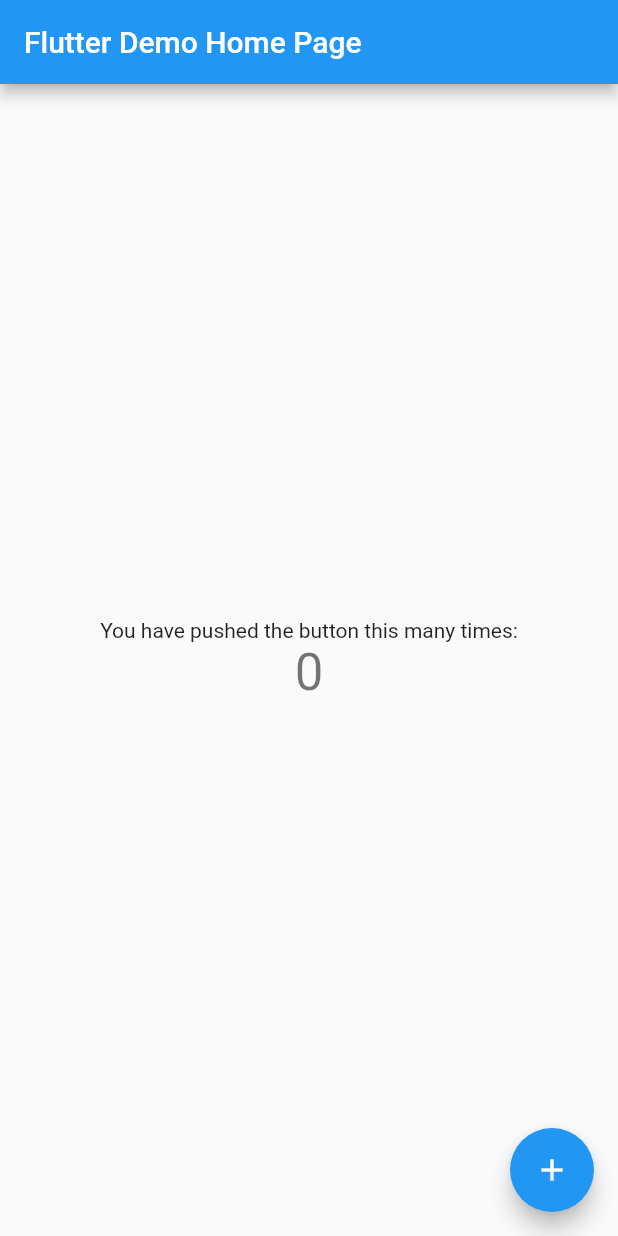
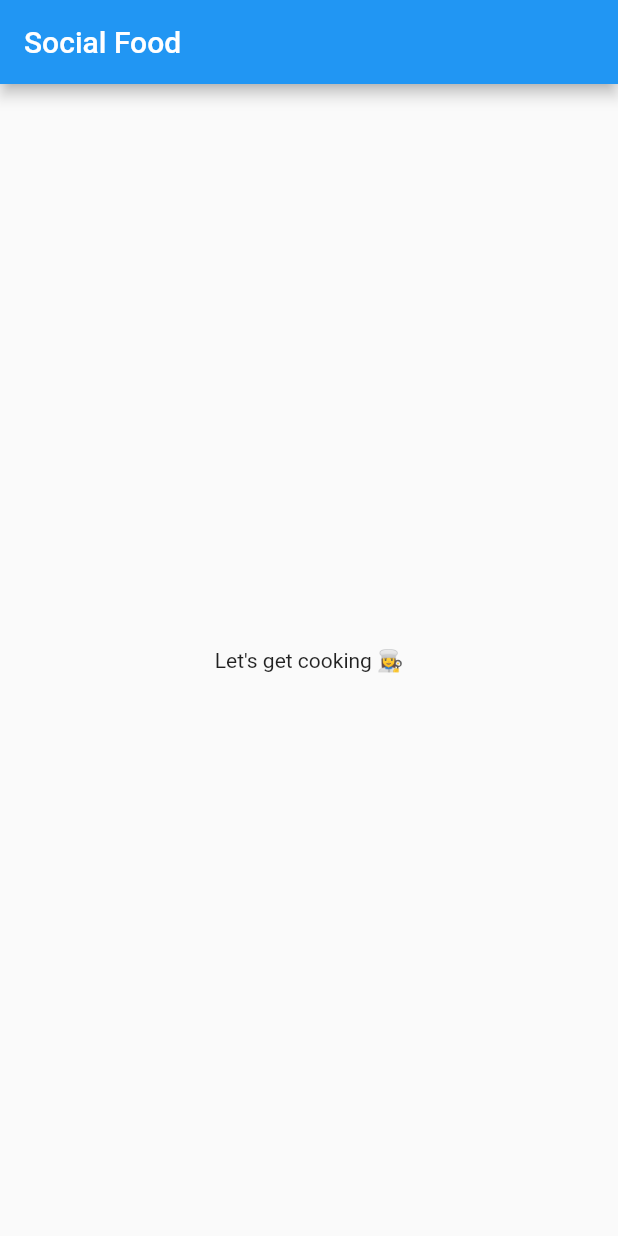
Before and after one commit to jearbelaezr/SocialFood, a Flutter app: the screen it shows after launch, on a phone screen of 412 x 824 dp. Run offline on Flutter 3.47's test engine with Material 2 defaults, Android fonts, the phone set to English and light mode, and no system bars.

Commit message:
Define main screen

```diff
--- a/lib/main.dart
+++ b/lib/main.dart
@@ -1,115 +1,26 @@
 import 'package:flutter/material.dart';
 
 void main() {
-  runApp(const MyApp());
+  runApp(const SocialFood());
 }
 
-class MyApp extends StatelessWidget {
-  const MyApp({Key? key}) : super(key: key);
+class SocialFood extends StatelessWidget {
+  const SocialFood({Key? key}) : super(key: key);
 
   // This widget is the root of your application.
   @override
   Widget build(BuildContext context) {
+    // TODO: Create theme
+    // TODO: Apply Home widget
     return MaterialApp(
-      title: 'Flutter Demo',
-      theme: ThemeData(
-        // This is the theme of your application.
-        //
-        // Try running your application with "flutter run". You'll see the
-        // application has a blue toolbar. Then, without quitting the app, try
-        // changing the primarySwatch below to Colors.green and then invoke
-        // "hot reload" (press "r" in the console where you ran "flutter run",
-        // or simply save your changes to "hot reload" in a Flutter IDE).
-        // Notice that the counter didn't reset back to zero; the application
-        // is not restarted.
-        primarySwatch: Colors.blue,
+      // TODO: Add theme
+      title: 'Social Food',
+      home: Scaffold(
+        // TODO: Style the title
+        appBar: AppBar(title: const Text('Social Food')),
+        // TODO: Style the body text
+        body: const Center(child: Text('Let\'s get cooking 👩‍🍳')),
       ),
-      home: const MyHomePage(title: 'Flutter Demo Home Page'),
     );
   }
 }
-
-class MyHomePage extends StatefulWidget {
-  const MyHomePage({Key? key, required this.title}) : super(key: key);
-
-  // This widget is the home page of your application. It is stateful, meaning
-  // that it has a State object (defined below) that contains fields that affect
-  // how it looks.
-
-  // This class is the configuration for the state. It holds the values (in this
-  // case the title) provided by the parent (in this case the App widget) and
-  // used by the build method of the State. Fields in a Widget subclass are
-  // always marked "final".
-
-  final String title;
-
-  @override
-  State<MyHomePage> createState() => _MyHomePageState();
-}
-
-class _MyHomePageState extends State<MyHomePage> {
-  int _counter = 0;
-
-  void _incrementCounter() {
-    setState(() {
-      // This call to setState tells the Flutter framework that something has
-      // changed in this State, which causes it to rerun the build method below
-      // so that the display can reflect the updated values. If we changed
-      // _counter without calling setState(), then the build method would not be
-      // called again, and so nothing would appear to happen.
-      _counter++;
-    });
-  }
-
-  @override
-  Widget build(BuildContext context) {
-    // This method is rerun every time setState is called, for instance as done
-    // by the _incrementCounter method above.
-    //
-    // The Flutter framework has been optimized to make rerunning build methods
-    // fast, so that you can just rebuild anything that needs updating rather
-    // than having to individually change instances of widgets.
-    return Scaffold(
-      appBar: AppBar(
-        // Here we take the value from the MyHomePage object that was created by
-        // the App.build method, and use it to set our appbar title.
-        title: Text(widget.title),
-      ),
-      body: Center(
-        // Center is a layout widget. It takes a single child and positions it
-        // in the middle of the parent.
-        child: Column(
-          // Column is also a layout widget. It takes a list of children and
-          // arranges them vertically. By default, it sizes itself to fit its
-          // children horizontally, and tries to be as tall as its parent.
-          //
-          // Invoke "debug painting" (press "p" in the console, choose the
-          // "Toggle Debug Paint" action from the Flutter Inspector in Android
-          // Studio, or the "Toggle Debug Paint" command in Visual Studio Code)
-          // to see the wireframe for each widget.
-          //
-          // Column has various properties to control how it sizes itself and
-          // how it positions its children. Here we use mainAxisAlignment to
-          // center the children vertically; the main axis here is the vertical
-          // axis because Columns are vertical (the cross axis would be
-          // horizontal).
-          mainAxisAlignment: MainAxisAlignment.center,
-          children: <Widget>[
-            const Text(
-              'You have pushed the button this many times:',
-            ),
-            Text(
-              '$_counter',
-              style: Theme.of(context).textTheme.headline4,
-            ),
-          ],
-        ),
-      ),
-      floatingActionButton: FloatingActionButton(
-        onPressed: _incrementCounter,
-        tooltip: 'Increment',
-        child: const Icon(Icons.add),
-      ), // This trailing comma makes auto-formatting nicer for build methods.
-    );
-  }
-}
```
Also changed, not shown: 1 other file.
